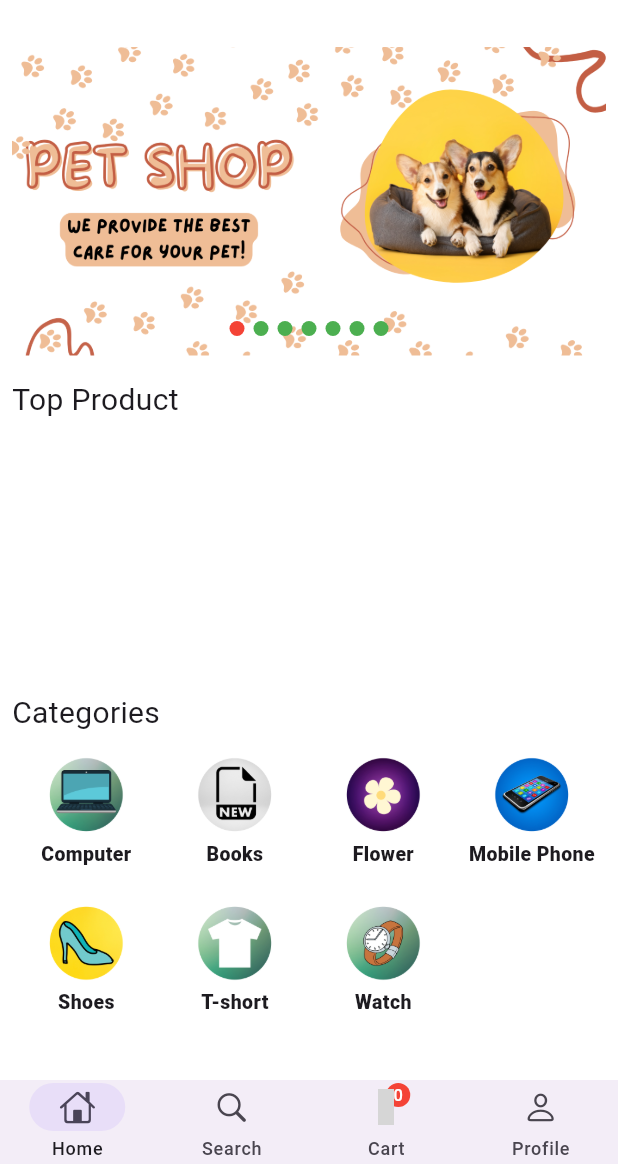
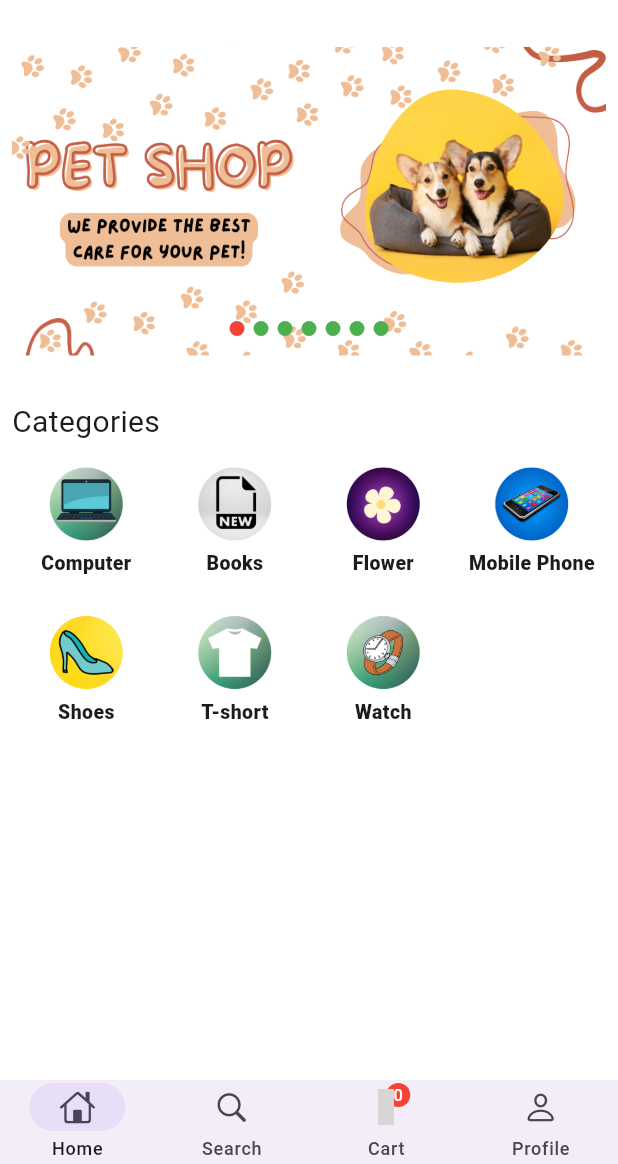
Before and after one commit to efegorkemumit/ecommerce_flutter, a Flutter app: the RootScreen screen opened by its route, on a phone screen of 412 x 824 dp, the part 72-1236 px from its top. Run offline on Flutter 3.47's test engine with Material 3 defaults, Android fonts, the phone set to English and light mode, and no system bars; drawn by our look-alikes of card_swiper, shimmer; our stand-ins replace cloud_firestore, fancy_shimmer_image, firebase_auth, firebase_core, firebase_storage, fluttertoast and 5 more; missing offline and left inert: dynamic_height_grid_view; accounts and stored records are empty; grey boxes are pictures that could not be loaded.

Commit message:
Product List

```diff
--- a/lib/screens/home_screen.dart
+++ b/lib/screens/home_screen.dart
@@ -67,15 +67,18 @@ class HomeScreen extends StatelessWidget {
             const SizedBox(
               height: 15.0,
             ),
-            const TitleTextWidget(label: "Top Product"),
+            Visibility(visible:productsProvider.getProducts.isNotEmpty, child:
+             TitleTextWidget(label: "Top Product"),
+            ),
             const SizedBox(
               height: 15.0,
             ),
-            SizedBox(
+            Visibility(visible:productsProvider.getProducts.isNotEmpty,
+              child: SizedBox(
               height: size.height* 0.2,
               child: ListView.builder(
                 scrollDirection: Axis.horizontal,
-                  itemCount: productsProvider.getProducts.length,
+                  itemCount: productsProvider.getProducts.length < 5 ? productsProvider.getProducts.length : 5,
                   itemBuilder: (context, index){
                      return ChangeNotifierProvider.value(
                          value: productsProvider.getProducts[index],
@@ -85,6 +88,7 @@ class HomeScreen extends StatelessWidget {
                   }
               ),
             ),
+        ),
             const TitleTextWidget(label: "Categories"),
             const SizedBox(
               height: 15.0,
```
Also changed, not shown: lib/models/product_model.dart (+8 -8 lines).
